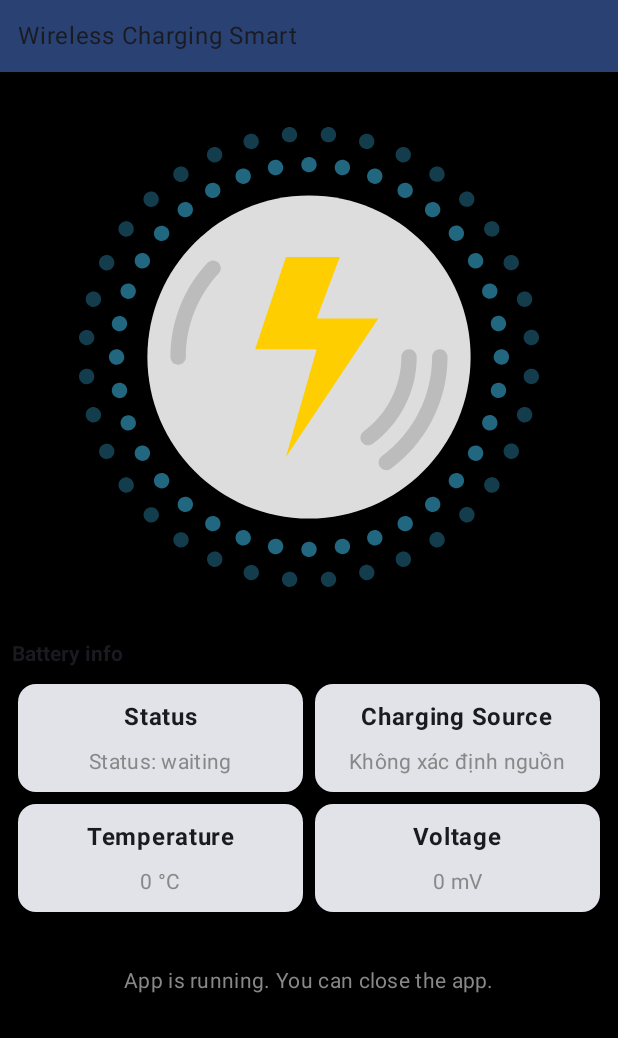
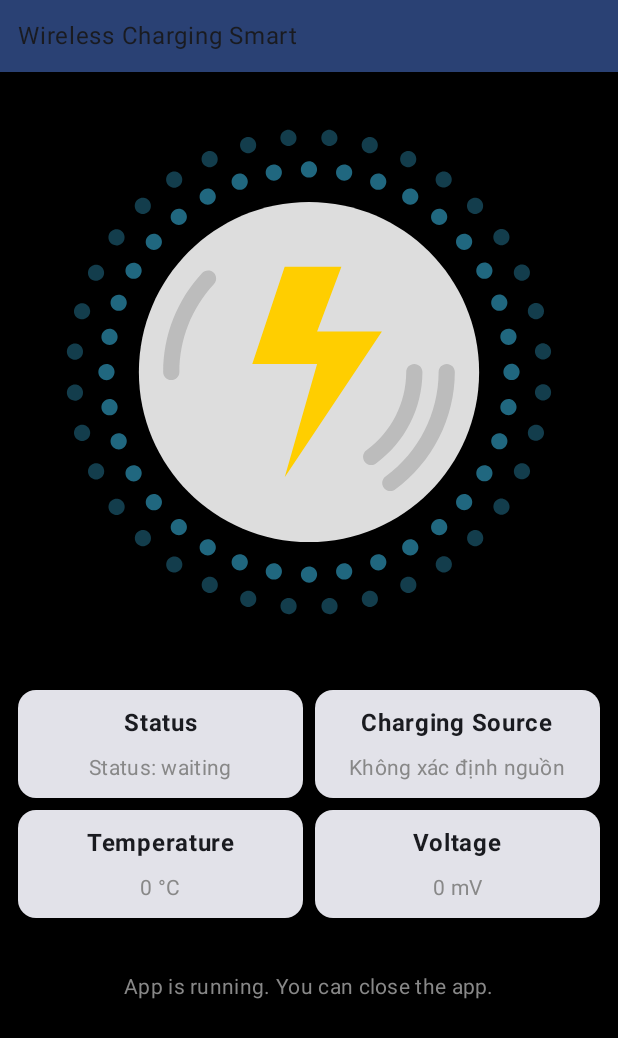
Before and after one commit to dongitran/Wireless-Charge-Optimize, an Android app built with Jetpack Compose: the screen it shows after launch (MainActivity), on a phone screen of 412 x 824 dp. Shown: the top 1038 px of the screen. Run offline under Robolectric (Android 15) with nearby library versions, the phone set to English and light mode, and no system bars.

Commit message:
refactor layout

```diff
--- a/app/src/main/java/com/dongtran/wirelesschargeoptimize/MainActivity.kt
+++ b/app/src/main/java/com/dongtran/wirelesschargeoptimize/MainActivity.kt
@@ -160,15 +160,8 @@ fun ChargingOptimizeScreen(
         AndroidView(
             factory = { lottieView },
             modifier = Modifier
-                .height(380.dp)
+                .height(400.dp)
         )
-        Row(
-            modifier = Modifier
-                .fillMaxWidth()
-                .padding(horizontal = 8.dp, vertical = 0.dp)
-        ) {
-            Text( "Battery info",style = TextStyle(fontWeight = FontWeight.Bold))
-        }
         Spacer(modifier = Modifier.height(8.dp))
         Row(
             modifier = Modifier
```
